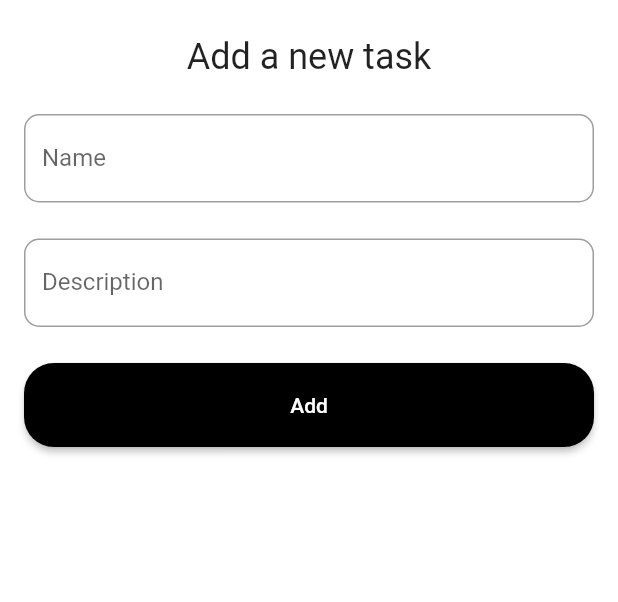
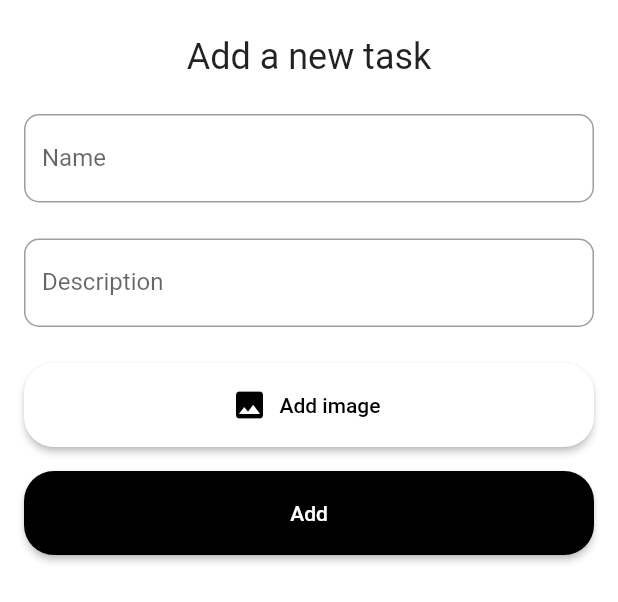
Before and after one commit to tpiaggio/firebase, a Flutter app: the AddTaskForm widget shown alone on an empty page, opened directly, on a phone screen of 412 x 824 dp. Shown: the top 602 px of the screen. Run offline on Flutter 3.47's test engine with Material 2 defaults, Android fonts, the light colour scheme and no system bars; our stand-ins replace cloud_firestore, firebase_auth, firebase_core, firebase_storage, image_picker; accounts and stored records are empty; network calls fail.

Commit message:
flutter - firebase storage

```diff
--- a/flutter/to_do_serverless/lib/auth/screen/login_screen.dart
+++ b/flutter/to_do_serverless/lib/auth/screen/login_screen.dart
@@ -101,7 +101,7 @@ class _LoginScreenState extends State<LoginScreen> {
       Navigator.pushReplacement(
         context,
         MaterialPageRoute(
-          builder: (context) => const ToDoListScreen(),
+          builder: (context) => ToDoListScreen(),
         ),
       );
     } on FirebaseAuthException catch (e) {
--- a/flutter/to_do_serverless/lib/auth/screen/sign_up_screen.dart
+++ b/flutter/to_do_serverless/lib/auth/screen/sign_up_screen.dart
@@ -122,7 +122,7 @@ class _SignUpScreenState extends State<SignUpScreen> {
       Navigator.pushReplacement(
         context,
         MaterialPageRoute(
-          builder: (context) => const ToDoListScreen(),
+          builder: (context) => ToDoListScreen(),
         ),
       );
     } on FirebaseAuthException catch (e) {
--- a/flutter/to_do_serverless/lib/to_do_list/logic/firestore_service.dart
+++ b/flutter/to_do_serverless/lib/to_do_list/logic/firestore_service.dart
@@ -1,6 +1,7 @@
+import 'dart:io';
+
 import 'package:cloud_firestore/cloud_firestore.dart';
-import 'package:flutter/material.dart';
-import 'package:uuid/uuid.dart';
+import 'package:to_do_serverless/to_do_list/logic/storage_service.dart';
 
 class FirestoreService {
   static final _firestore = FirebaseFirestore.instance;
@@ -9,6 +10,7 @@ class FirestoreService {
     required String name,
     required String description,
     required String userId,
+    required File? taskImage,
   }) async {
     // await _firestore.collection('tasks').add({
     //   'name': name,
@@ -18,12 +20,18 @@ class FirestoreService {
 
     // OR
     final taskDoc = _firestore.collection('tasks').doc();
+    String? imageUrl;
+    if (taskImage != null) {
+      imageUrl = await StorageService.uploadTaskImage(
+          taskId: taskDoc.id, image: taskImage);
+    }
     return taskDoc.set({
       'id': taskDoc.id,
       'name': name,
       'description': description,
       'created_at': DateTime.now().toIso8601String(),
       'userId': userId,
+      'image': imageUrl,
     });
   }
 
--- /dev/null
+++ b/flutter/to_do_serverless/lib/to_do_list/logic/storage_service.dart
@@ -0,0 +1,19 @@
+import 'dart:io';
+
+import 'package:firebase_storage/firebase_storage.dart';
+
+class StorageService {
+  static final FirebaseStorage _storage = FirebaseStorage.instance;
+
+  static Future<String> uploadTaskImage({
+    required String taskId,
+    required File image,
+  }) async {
+    final storageRef = _storage.ref();
+    final taskImageRef = storageRef.child('task_images/${taskId}');
+    final uploadTask = taskImageRef.putFile(image);
+    final snapshot = await uploadTask;
+    final url = await snapshot.ref.getDownloadURL();
+    return url;
+  }
+}
--- a/flutter/to_do_serverless/lib/to_do_list/widget/add_task_form.dart
+++ b/flutter/to_do_serverless/lib/to_do_list/widget/add_task_form.dart
@@ -1,4 +1,7 @@
+import 'dart:io';
+
 import 'package:flutter/material.dart';
+import 'package:image_picker/image_picker.dart';
 import 'package:to_do_serverless/auth/logic/firebase_auth_service.dart';
 import 'package:to_do_serverless/to_do_list/logic/firestore_service.dart';
 
@@ -12,6 +15,7 @@ class AddTaskForm extends StatefulWidget {
 class _AddTaskFormState extends State<AddTaskForm> {
   final TextEditingController _nameController = TextEditingController();
   final TextEditingController _descriptionController = TextEditingController();
+  File? taskImage;
 
   @override
   Widget build(BuildContext context) {
@@ -26,6 +30,13 @@ class _AddTaskFormState extends State<AddTaskForm> {
             _buildAddLabel(),
             _buildNameTextField(),
             _buildDescriptionTextField(),
+            if (taskImage == null)
+              _buildAddImageButton()
+            else
+              Padding(
+                padding: const EdgeInsets.only(bottom: 8.0),
+                child: Image.file(taskImage!),
+              ),
             _buildAddButton(context),
           ],
         ),
@@ -83,10 +94,33 @@ class _AddTaskFormState extends State<AddTaskForm> {
     );
   }
 
+  Widget _buildAddImageButton() {
+    return Padding(
+      padding: const EdgeInsets.only(bottom: 16.0),
+      child: ElevatedButton.icon(
+        icon: const Icon(Icons.image, color: Colors.black),
+        style: _buildButtonStyle(),
+        onPressed: _pickImageFromGallery,
+        label: const Text(
+          'Add image',
+          style: TextStyle(color: Colors.black),
+        ),
+      ),
+    );
+  }
+
+  void _pickImageFromGallery() async {
+    final pickedFile = await ImagePicker().pickImage(
+      source: ImageSource.gallery,
+    );
+    setState(() {
+      taskImage = File(pickedFile!.path);
+    });
+  }
+
   Widget _buildAddButton(BuildContext context) {
     return Padding(
-      padding: EdgeInsets.only(
-          bottom: 16.0 + MediaQuery.of(context).viewInsets.bottom),
+      padding: const EdgeInsets.only(bottom: 16.0),
       child: ElevatedButton(
         onPressed: () => addTask(context),
         child: const Text(
@@ -98,9 +132,30 @@ class _AddTaskFormState extends State<AddTaskForm> {
 
   Future<void> addTask(BuildContext context) async {
     await FirestoreService.addTask(
-        name: _nameController.text,
-        description: _descriptionController.text,
-        userId: FirebaseAuthService.getCurrentUser().uid);
+      name: _nameController.text,
+      description: _descriptionController.text,
+      userId: FirebaseAuthService.getCurrentUser().uid,
+      taskImage: taskImage,
+    );
     Navigator.of(context).pop();
   }
+
+  ButtonStyle _buildButtonStyle() {
+    return ButtonStyle(
+      shape: MaterialStateProperty.all(
+        RoundedRectangleBorder(
+          borderRadius: BorderRadius.circular(20),
+        ),
+      ),
+      minimumSize: MaterialStateProperty.all(
+        const Size(
+          double.infinity,
+          56,
+        ),
+      ),
+      backgroundColor: MaterialStateProperty.all<Color>(
+        Colors.white,
+      ),
+    );
+  }
 }
--- a/flutter/to_do_serverless/pubspec.yaml
+++ b/flutter/to_do_serverless/pubspec.yaml
@@ -16,6 +16,8 @@ dependencies:
   uuid: ^3.0.6
   firebase_core: ^1.21.0
   firebase_auth: ^3.7.0
+  firebase_storage: ^10.3.7
+  image_picker: ^0.8.5+3
 
 dev_dependencies:
   flutter_test:
```
Also changed, not shown: flutter/to_do_serverless/lib/to_do_list/screens/to_do_list_screen.dart (+6 -4 lines), flutter/to_do_serverless/lib/to_do_list/widget/view_task_form.dart (+10 -2 lines), flutter/to_do_serverless/pubspec.lock.
